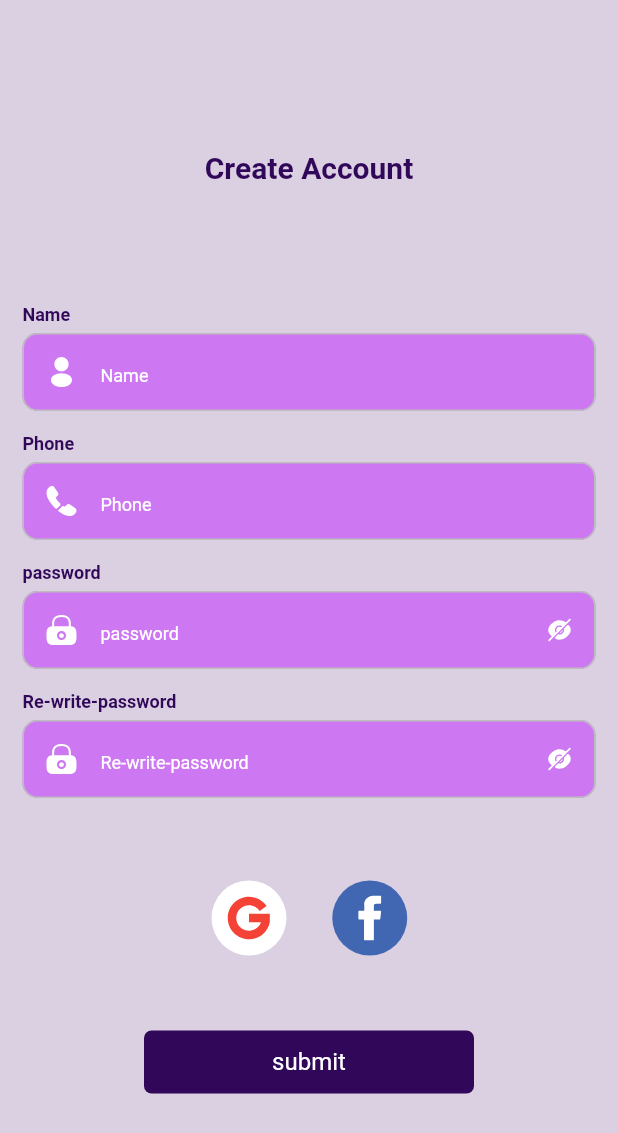
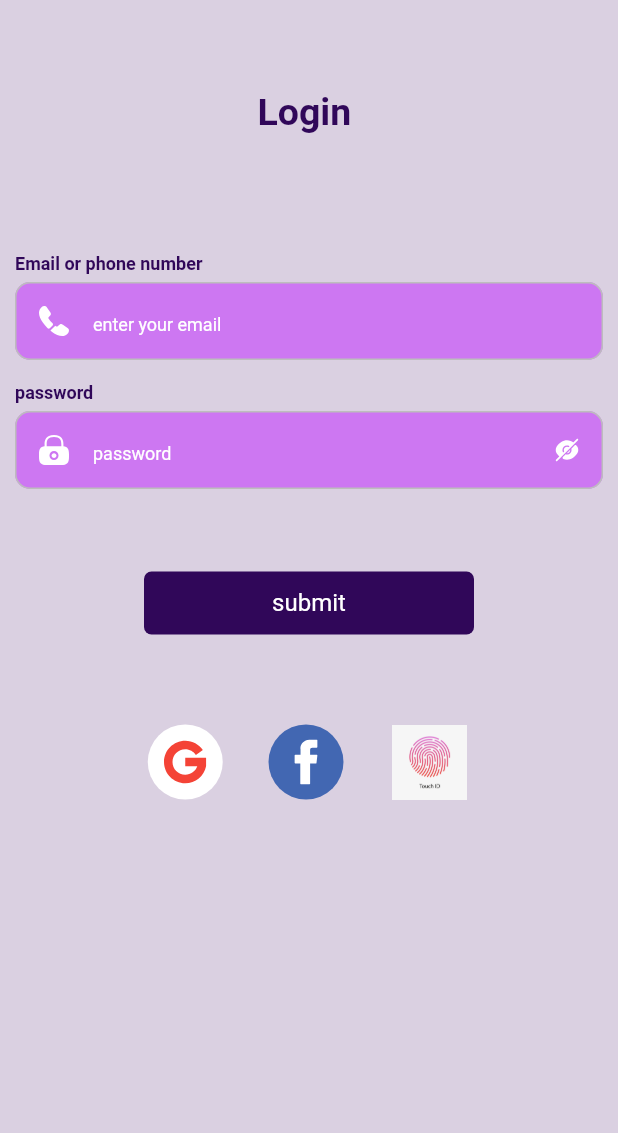
Before and after one commit to Mostafa-Osman/clean_architecture, a Flutter app: the screen it shows after launch, on a phone screen of 412 x 824 dp. Shown: the top 1133 px of the screen. Run offline on Flutter 3.47's test engine with Material 2 defaults, Android fonts, the phone set to English and light mode, and no system bars; our stand-ins replace bloc, firebase_auth, firebase_core, flutter_bloc, flutter_svg, get_it and 3 more; missing offline and left inert: flutter_facebook_auth; accounts and stored records are empty; project files that could hold a hidden picture were left out.

Commit message:
finger print

```diff
--- a/lib/app/moduels/auth/presentation/register/widgets/register_with_social.dart
+++ b/lib/app/common/widgets/register_with_social.dart
@@ -1,20 +1,25 @@
 import 'package:clean_architecture/app/moduels/auth/presentation/register/cubit/register_cubit.dart';
+import 'package:clean_architecture/app/moduels/auth/presentation/register/screens/register_screen.dart';
 import 'package:flutter/material.dart';
 import 'package:flutter_bloc/flutter_bloc.dart';
 import 'package:flutter_svg/flutter_svg.dart';
 
-class RegisterWithForm extends StatelessWidget {
-  const RegisterWithForm({Key? key}) : super(key: key);
+import '../../moduels/auth/presentation/login/cubit/login_cubit.dart';
+
+class RegisterWithSocial extends StatelessWidget {
+  final bool isLogin;
+
+  const RegisterWithSocial({Key? key, this.isLogin = false}) : super(key: key);
 
   @override
   Widget build(BuildContext context) {
     final registerCubit = context.read<RegisterCubit>();
-
+    final loginCubit = context.read<LoginCubit>();
     return Row(
       mainAxisAlignment: MainAxisAlignment.center,
       children: [
         InkWell(
-          onTap: () => registerCubit.registerWithGmail(),
+          onTap: () => isLogin ? null : registerCubit.registerWithGmail(),
           child: Container(
             height: 50.0,
             decoration: const BoxDecoration(
@@ -36,7 +41,7 @@ class RegisterWithForm extends StatelessWidget {
           width: 15,
         ),
         InkWell(
-          onTap: registerCubit.registerWithFaceBook,
+          onTap: isLogin ? null : registerCubit.registerWithFaceBook,
           child: Container(
             height: 50.0,
             decoration: const BoxDecoration(
@@ -54,6 +59,37 @@ class RegisterWithForm extends StatelessWidget {
             ),
           ),
         ),
+        const SizedBox(
+          width: 15,
+        ),
+        if (isLogin)
+          InkWell(
+            onTap: () async {
+              bool isAuthenticated = await loginCubit.authenticate();
+              if (isAuthenticated) {
+                Navigator.push(
+                  context,
+                  MaterialPageRoute(
+                      builder: (context) => const RegisterScreen()),
+                );
+              } else {
+                Container();
+              }
+            },
+            child: Container(
+              height: 70.0,
+              decoration: const BoxDecoration(
+                shape: BoxShape.circle,
+              ),
+              child: Padding(
+                padding: const EdgeInsets.all(10.0),
+                child: Image.asset(
+                  'assets/icons/fingerPrint.jpg',
+                  fit: BoxFit.cover,
+                ),
+              ),
+            ),
+          ),
       ],
     );
   }
--- /dev/null
+++ b/lib/app/moduels/auth/presentation/login/cubit/login_cubit.dart
@@ -0,0 +1,34 @@
+import 'package:bloc/bloc.dart';
+import 'package:flutter/cupertino.dart';
+import 'package:flutter/services.dart';
+import 'package:local_auth/local_auth.dart';
+
+part 'login_state.dart';
+
+class LoginCubit extends Cubit<LoginState> {
+  LoginCubit() : super(LoginInitial());
+  LocalAuthentication auth = LocalAuthentication();
+  Future authenticate() async {
+    final LocalAuthentication auth = LocalAuthentication();
+
+    final bool canAuthenticateWithBiometrics = await auth.canCheckBiometrics;
+    final bool canAuthenticate =
+        canAuthenticateWithBiometrics || await auth.isDeviceSupported();
+
+    if (!canAuthenticate) return false;
+
+    try {
+      return await auth.authenticate(
+        localizedReason: 'Scan Fingerprint To Enter Vault',
+        options: const AuthenticationOptions(
+          useErrorDialogs: true,
+          stickyAuth: true,
+        ),
+      );
+    } on PlatformException {
+      return;
+    }
+
+
+  }
+}
--- /dev/null
+++ b/lib/app/moduels/auth/presentation/login/cubit/login_state.dart
@@ -0,0 +1,6 @@
+part of 'login_cubit.dart';
+
+@immutable
+abstract class LoginState {}
+
+class LoginInitial extends LoginState {}
--- /dev/null
+++ b/lib/app/moduels/auth/presentation/login/screens/login_screen.dart
@@ -0,0 +1,67 @@
+import 'package:clean_architecture/app/common/widgets/input_field/default_text_field.dart';
+import 'package:clean_architecture/app/moduels/auth/presentation/login/cubit/login_cubit.dart';
+import 'package:flutter/material.dart';
+import 'package:flutter_bloc/flutter_bloc.dart';
+
+import '../../../../../common/themes/app_theme.dart';
+import '../../../../../common/widgets/default_app_button.dart';
+import '../../../../../common/widgets/register_with_social.dart';
+
+class LoginScreen extends StatelessWidget {
+  const LoginScreen({Key? key}) : super(key: key);
+
+  @override
+  Widget build(BuildContext context) {
+    return Scaffold(
+      backgroundColor: const Color(0xFFDAD0e1),
+      body: BlocBuilder<LoginCubit, LoginState>(
+        builder: (context, state) {
+          return SingleChildScrollView(
+            child: Padding(
+              padding:
+                  const EdgeInsets.symmetric(horizontal: 10.0, vertical: 10.0),
+              child: Column(
+                children: const [
+                  SizedBox(height: 50.0),
+                  Text(
+                    'Login ',
+                    style: TextStyle(
+                        fontSize: 25.0,
+                        fontWeight: FontWeight.w600,
+                        color: AppTheme.lightPrimaryColor),
+                  ),
+                  SizedBox(height: 80.0),
+                  DefaultTextField(
+                      title: 'Email or phone number',
+                      hintText: 'enter your email',
+                      fillColor: Color(0xFFCD77F2),
+                      prefixIconPath: 'assets/icons/call.svg'),
+                  SizedBox(
+                    height: 10.0,
+                  ),
+                  DefaultTextField(
+                    title: 'password',
+                    // controller: registerCubit.rePasswordController,
+                    prefixIconPath: 'assets/icons/lock.svg',
+                    fillColor: Color(0xFFCD77F2),
+                    // validator: (_) => registerCubit.validateRePassword(),
+                    isPasswordField: true,
+                  ),
+                  SizedBox(height: 50.0),
+                  DefaultAppButton(
+                    title: 'submit',
+                    // onPress: registerCubit.confirm,
+                  ),
+                  SizedBox(height: 50.0),
+                  RegisterWithSocial(
+                    isLogin: true,
+                  ),
+                ],
+              ),
+            ),
+          );
+        },
+      ),
+    );
+  }
+}
--- a/lib/app/moduels/auth/presentation/register/cubit/register_cubit.dart
+++ b/lib/app/moduels/auth/presentation/register/cubit/register_cubit.dart
@@ -28,6 +28,8 @@ class RegisterCubit extends Cubit<RegisterState> {
   final registerFormKey = GlobalKey<FormState>();
   final fullNameController = TextEditingController();
   final phoneController = TextEditingController();
+  final emailController = TextEditingController();
+
   bool isInputFieldsValid = true;
 
   Future<void> registerWithGmail() async {
@@ -51,26 +53,17 @@ class RegisterCubit extends Cubit<RegisterState> {
 
   Future<void> registerWithFaceBook() async {
     emit(RegisterWithGmailLoading());
-
     FacebookAuth.instance
         .login(permissions: ["public_profile", "email"]).then((value) {
       FacebookAuth.instance.getUserData().then((userData) {
-        log('ssss');
+        log(userData.toString());
       });
     });
-    // if (googleAccount != null) {
-    //   try {
-    //     final registerResult = await registerFirebase.createUserWithEmailAndPassword(
-    //         email: googleAccount!.email, password: googleAccount!.id);
-    //     log(registerResult.user!.uid);
-    //     emit(RegisterWithGmailSuccess());
-    //   } catch (e, s) {
-    //     emit(RegisterWithGmailError(message: e.toString()));
-    //     log('Error in Register :$e', stackTrace: s);
-    //   }
-    // } else {
-    //   emit(RegisterWithGmailError(message: 'no account found'));
-    // }
+  }
+
+  Future<void> logOutWithFaceBook() async {
+    emit(LogoutWithFacebookSuccess());
+    FacebookAuth.instance.logOut();
   }
 
   // loggOut() async {
@@ -80,6 +73,9 @@ class RegisterCubit extends Cubit<RegisterState> {
 
   String? validatePhoneNumber(String? value) =>
       validationRepo.validatePhoneNumber(value);
+
+  String? validateEmail(String? value) =>
+      validationRepo.validateEmail(value);
 
   String? validatePassword(String? value) =>
       validationRepo.validatePassword(value);
@@ -102,6 +98,7 @@ class RegisterCubit extends Cubit<RegisterState> {
     fullNameController.dispose();
     passwordController.dispose();
     rePasswordController.dispose();
+    emailController.dispose();
     return super.close();
   }
 }
--- a/lib/app/moduels/auth/presentation/register/cubit/register_state.dart
+++ b/lib/app/moduels/auth/presentation/register/cubit/register_state.dart
@@ -6,6 +6,7 @@ abstract class RegisterState {}
 class RegisterInitial extends RegisterState {}
 
 class RegisterRefreshUi extends RegisterState {}
+class LogoutWithFacebookSuccess extends RegisterState {}
 
 class RegisterWithGmailLoading extends RegisterState {}
 
--- a/lib/app/moduels/auth/presentation/register/screens/register_screen.dart
+++ b/lib/app/moduels/auth/presentation/register/screens/register_screen.dart
@@ -1,7 +1,7 @@
 import 'package:clean_architecture/app/common/themes/app_theme.dart';
 import 'package:clean_architecture/app/common/widgets/input_field/default_text_field.dart';
 import 'package:clean_architecture/app/moduels/auth/presentation/register/cubit/register_cubit.dart';
-import 'package:clean_architecture/app/moduels/auth/presentation/register/widgets/register_with_social.dart';
+import 'package:clean_architecture/app/common/widgets/register_with_social.dart';
 import 'package:flutter/material.dart';
 import 'package:flutter_bloc/flutter_bloc.dart';
 
@@ -28,7 +28,7 @@ class RegisterScreen extends StatelessWidget {
                     fontWeight: FontWeight.w600,
                     color: AppTheme.lightPrimaryColor),
               ),
-              const SizedBox(height: 80.0),
+              const SizedBox(height: 40.0),
               Form(
                   key: registerCubit.registerFormKey,
                   child: Column(
@@ -47,6 +47,15 @@ class RegisterScreen extends StatelessWidget {
                         prefixIconPath: 'assets/icons/call.svg',
                         fillColor: const Color(0xFFCD77F2),
                         validator: registerCubit.validatePhoneNumber,
+                      ),
+                      const SizedBox(height: 10.0),
+                      DefaultTextField(
+                        title: 'Email',
+                        controller: registerCubit.emailController,
+                        textInputType: TextInputType.emailAddress,
+                        prefixIconPath: 'assets/icons/email.svg',
+                        fillColor: const Color(0xFFCD77F2),
+                        validator: registerCubit.validateEmail,
                       ),
                       const SizedBox(height: 10.0),
                       DefaultTextField(
@@ -69,7 +78,7 @@ class RegisterScreen extends StatelessWidget {
                       const SizedBox(height: 50.0),
                     ],
                   )),
-              const RegisterWithForm(),
+              const RegisterWithSocial(),
               const SizedBox(height: 50.0),
               DefaultAppButton(
                 title: 'submit',
--- a/lib/app/router/router_imports.dart
+++ b/lib/app/router/router_imports.dart
@@ -4,4 +4,7 @@ import 'package:clean_architecture/app/router/router_name.dart';
 import 'package:flutter/material.dart';
 import 'package:flutter_bloc/flutter_bloc.dart';
 
+import '../moduels/auth/presentation/login/cubit/login_cubit.dart';
+import '../moduels/auth/presentation/login/screens/login_screen.dart';
+
 part 'app_router.dart';
--- a/lib/app/router/router_name.dart
+++ b/lib/app/router/router_name.dart
@@ -1,5 +1,7 @@
 class RouteNames {
   static const register = '/register';
+  static const login = '/login';
+
 
   RouteNames._();
 }
--- a/lib/mo_app.dart
+++ b/lib/mo_app.dart
@@ -1,4 +1,6 @@
 import 'package:clean_architecture/app/common/extensions/context_extensions.dart';
+import 'package:clean_architecture/app/moduels/auth/presentation/login/cubit/login_cubit.dart';
+import 'package:clean_architecture/app/moduels/auth/presentation/login/screens/login_screen.dart';
 import 'package:clean_architecture/app/moduels/auth/presentation/register/cubit/register_cubit.dart';
 import 'package:clean_architecture/app/moduels/auth/presentation/register/screens/register_screen.dart';
 import 'package:flutter/material.dart';
@@ -12,6 +14,7 @@ class MoApp extends StatelessWidget {
     return MultiBlocProvider(
       providers: [
         BlocProvider(create: (_) => RegisterCubit()),
+        BlocProvider(create: (_) => LoginCubit()),
       ],
       child: GestureDetector(
         onTap: () => context.requestFocus(FocusNode()),
@@ -20,7 +23,7 @@ class MoApp extends StatelessWidget {
           theme: ThemeData(
             primarySwatch: Colors.blue,
           ),
-          home: const RegisterScreen(),
+          home: const LoginScreen(),
         ),
       ),
     );
--- a/pubspec.yaml
+++ b/pubspec.yaml
@@ -40,6 +40,7 @@ dependencies:
   #=====================j
   #=====================k
   #=====================l
+  local_auth: ^2.1.3
   #=====================m
   #=====================n
   #=====================o
```
Also changed, not shown: lib/app/router/app_router.dart (+7 -0 lines), assets/icons/fingerPrint.jpg (added), pubspec.lock, 3 other files.
